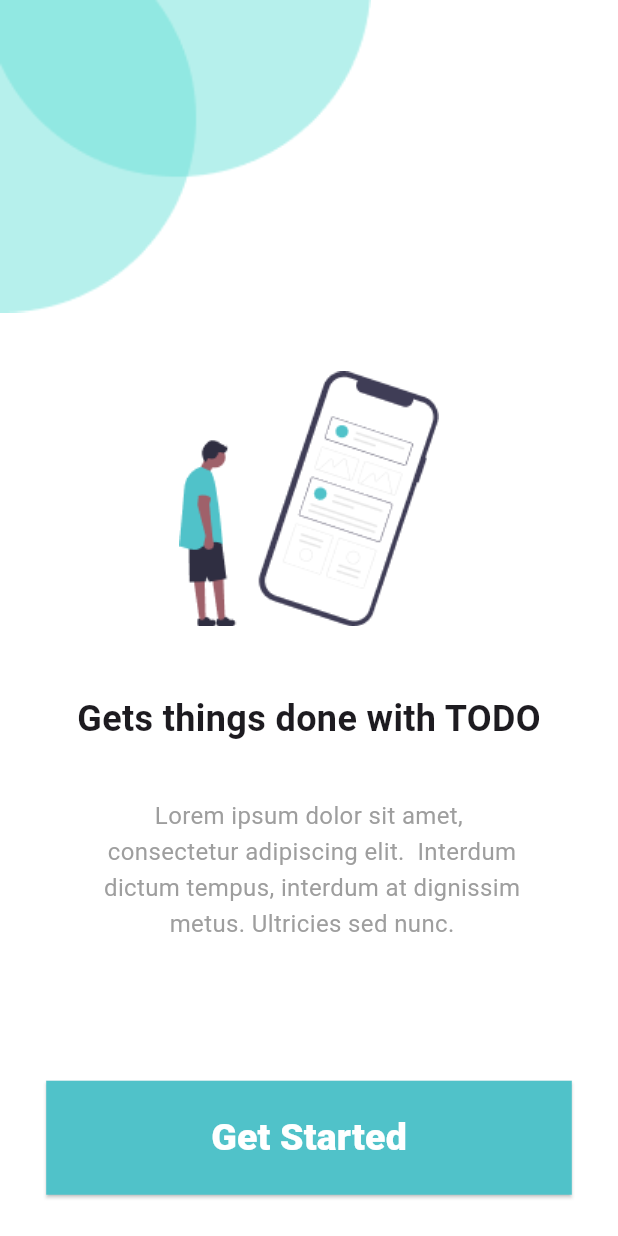
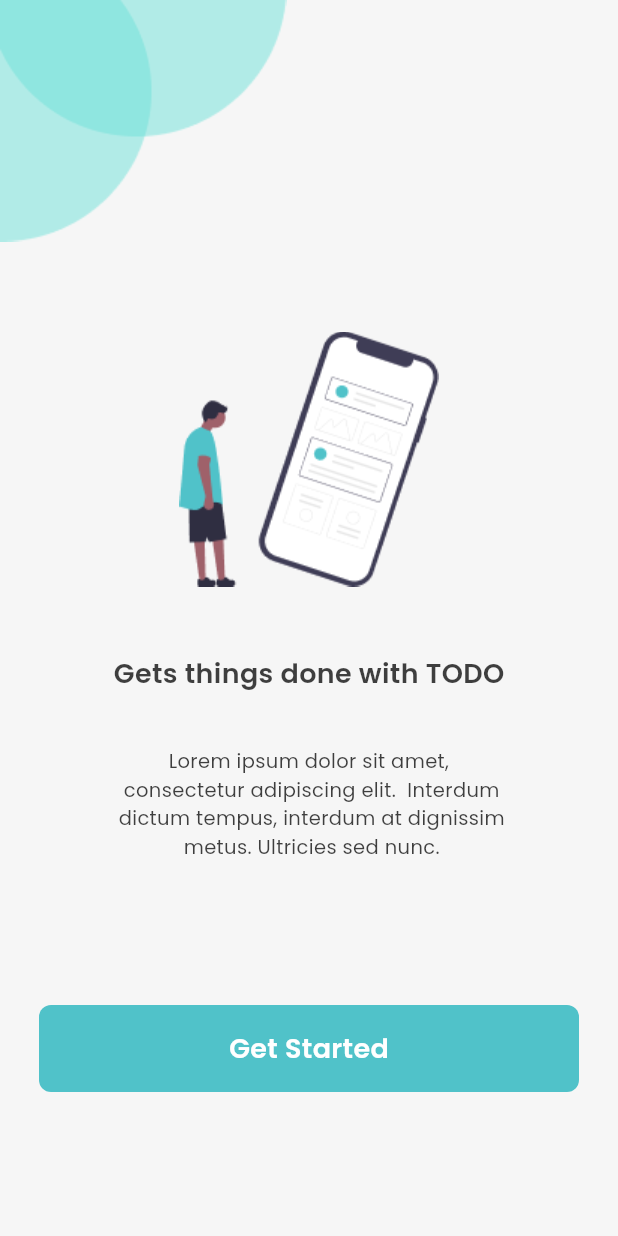
Before and after one commit to minKasent/todo_app, a Flutter app: the screen it shows after launch, on a phone screen of 412 x 824 dp. Run offline on Flutter 3.47's test engine with Material 3 defaults, Android fonts, the phone set to English and light mode, and no system bars.

Commit message:
feature(demo splash screen): implement demo splash screen UI

```diff
--- /dev/null
+++ b/lib/components/app_button.dart
@@ -0,0 +1,36 @@
+import 'package:flutter/material.dart';
+import 'package:flutter_rc/constants/app_color_path.dart';
+
+class AppButton extends StatelessWidget {
+  final String content;
+  final VoidCallback onTap;
+
+  const AppButton({super.key, required this.content, required this.onTap});
+
+  @override
+  Widget build(BuildContext context) {
+    final size = MediaQuery.of(context).size;
+    return GestureDetector(
+      onTap: onTap,
+      child: Container(
+        decoration: BoxDecoration(
+          color: AppColorPath.lightBlue,
+          borderRadius: BorderRadius.circular(8),
+        ),
+        width: size.width - 26 * 2,
+        padding: EdgeInsets.symmetric(vertical: 16),
+        margin: EdgeInsets.symmetric(horizontal: 26),
+        alignment: Alignment.center,
+        child: Text(
+          content,
+          style: TextStyle(
+            fontFamily: 'Poppins',
+            fontSize: 18,
+            fontWeight: FontWeight.w600,
+            color: AppColorPath.white,
+          ),
+        ),
+      ),
+    );
+  }
+}
--- /dev/null
+++ b/lib/constants/app_color_path.dart
@@ -0,0 +1,8 @@
+import 'package:flutter/material.dart';
+
+class AppColorPath {
+  static Color white = Color(0xFFFFFFFF);
+  static Color lightWhite = Color(0xFFF6F6F6);
+  static Color lightBlue = Color(0xFF50C2C9);
+  static Color black = Color(0xFF000000);
+}
--- /dev/null
+++ b/lib/constants/app_image_path.dart
@@ -0,0 +1,5 @@
+class AppImagePath {
+  static String bgTopLeftCircilesImg =
+      'assets/images/bg_top_left_circles_img.png';
+  static String manWithIphoneImg = 'assets/images/man_with_iphone_img.png';
+}
--- a/lib/main.dart
+++ b/lib/main.dart
@@ -13,11 +13,11 @@ class TodoApp extends StatelessWidget {
   Widget build(BuildContext context) {
     return MaterialApp(
       title: 'Flutter Demo',
+      debugShowCheckedModeBanner: false,
       theme: ThemeData(
         colorScheme: ColorScheme.fromSeed(seedColor: Colors.deepPurple),
       ),
       home: const SplashScreen(),
     );
-
   }
 }
--- a/lib/screen/splash_screen.dart
+++ b/lib/screen/splash_screen.dart
@@ -1,79 +1,65 @@
 import 'package:flutter/material.dart';
+import 'package:flutter_rc/components/app_button.dart';
+import 'package:flutter_rc/constants/app_color_path.dart';
+import 'package:flutter_rc/constants/app_image_path.dart';
 
 class SplashScreen extends StatelessWidget {
   const SplashScreen({super.key});
 
   @override
   Widget build(BuildContext context) {
-    final size = MediaQuery.of(context).size;
-    return Scaffold(
-        backgroundColor: Colors.white,
-    body: Stack(
+    return Material(
+      child: Container(
+        color: AppColorPath.lightWhite,
+        child: Column(
+          crossAxisAlignment: CrossAxisAlignment.start,
           children: [
-    Positioned(
-    top: 0,
-    left: 0,
-    child: Image.asset(
-    'assets/images/bg_top_left_circles_img.png',
-    width: size.width * 0.6,
-    fit: BoxFit.contain,
+            Image.asset(AppImagePath.bgTopLeftCircilesImg),
+            SizedBox(height: 60),
+            Center(child: Image.asset(AppImagePath.manWithIphoneImg)),
+            SizedBox(height: 45),
+            ..._buildTextWidget(),
+            AppButton(
+              content: 'Get Started',
+
+              /// TODO: Navigate to Register Screen
+              onTap: () {},
+            ),
+            const Spacer(),
+          ],
         ),
       ),
-      Column(
-        mainAxisAlignment: MainAxisAlignment.center,
-        crossAxisAlignment: CrossAxisAlignment.center,
-        children: [
-          SizedBox(height: 220),
-          Image.asset(
-            'assets/images/man_with_iphone_img.png',
-          ),
-           SizedBox(height: 45),
+    );
+  }
+
+  List<Widget> _buildTextWidget() {
+    return [
       Center(
         child: Text(
           'Gets things done with TODO',
           style: TextStyle(
-                fontSize: 24,
-                fontWeight: FontWeight.bold,
+            fontSize: 18,
+            fontWeight: FontWeight.w600,
+            fontFamily: 'PopPins',
+            color: AppColorPath.black.withValues(alpha: 0.75),
           ),
         ),
       ),
       SizedBox(height: 36),
-           Text(
+      Center(
+        child: Text(
           'Lorem ipsum dolor sit amet,\n consectetur adipiscing elit. '
           ' Interdum \n dictum tempus, interdum at dignissim \n metus.'
           ' Ultricies sed nunc.',
           textAlign: TextAlign.center,
           style: TextStyle(
-              fontSize: 16,
-              color: Colors.grey,
-              height: 1.5
+            fontSize: 13,
+            color: AppColorPath.black.withValues(alpha: 0.75),
+            fontFamily: 'PopPins',
           ),
         ),
-          SizedBox(height: 92,),
-          ElevatedButton(
-            onPressed: () {
-            },
-            style: ElevatedButton.styleFrom(
-              backgroundColor:  Color(0xFF50C2C9),
-              foregroundColor: Colors.white,
-              padding: EdgeInsetsGeometry.directional(start: 110, end: 110, top: 20 , bottom: 20),
-              shape: RoundedRectangleBorder(),
       ),
-            child: Text(
-              'Get Started',
-              style: TextStyle(
-                fontFamily: 'Poppins',
-                fontSize: 25,
-                fontWeight: FontWeight.w800,
-              ),
-            ),
-          )
-
-        ],
-      )
-
-    ],
-    ),
-    );
+      const Spacer(),
+    ];
   }
 }
```
Also changed, not shown: pubspec.yaml (+9 -23 lines), assets/fonts/Poppins-Regular.ttf (added), assets/fonts/Poppins-SemiBold.ttf (added), pubspec.lock, 6 other files. Lines whose indentation alone changed are shown as unchanged.
